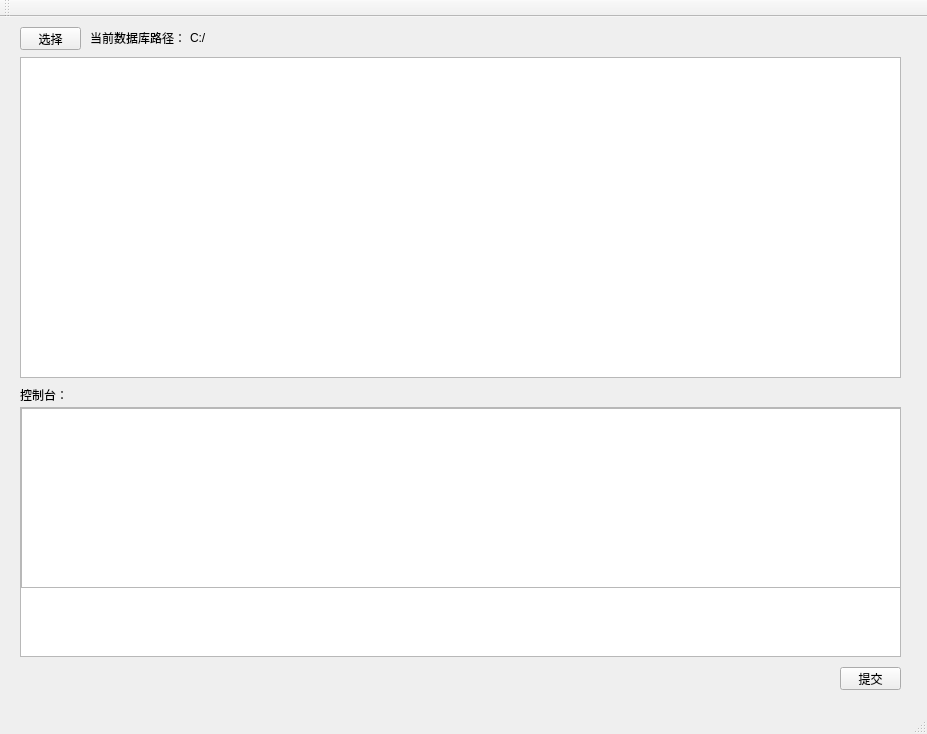
Before: the Qt Designer form MYDBSM.ui in ErFensizec/MYDBSM, drawn with Qt 5.
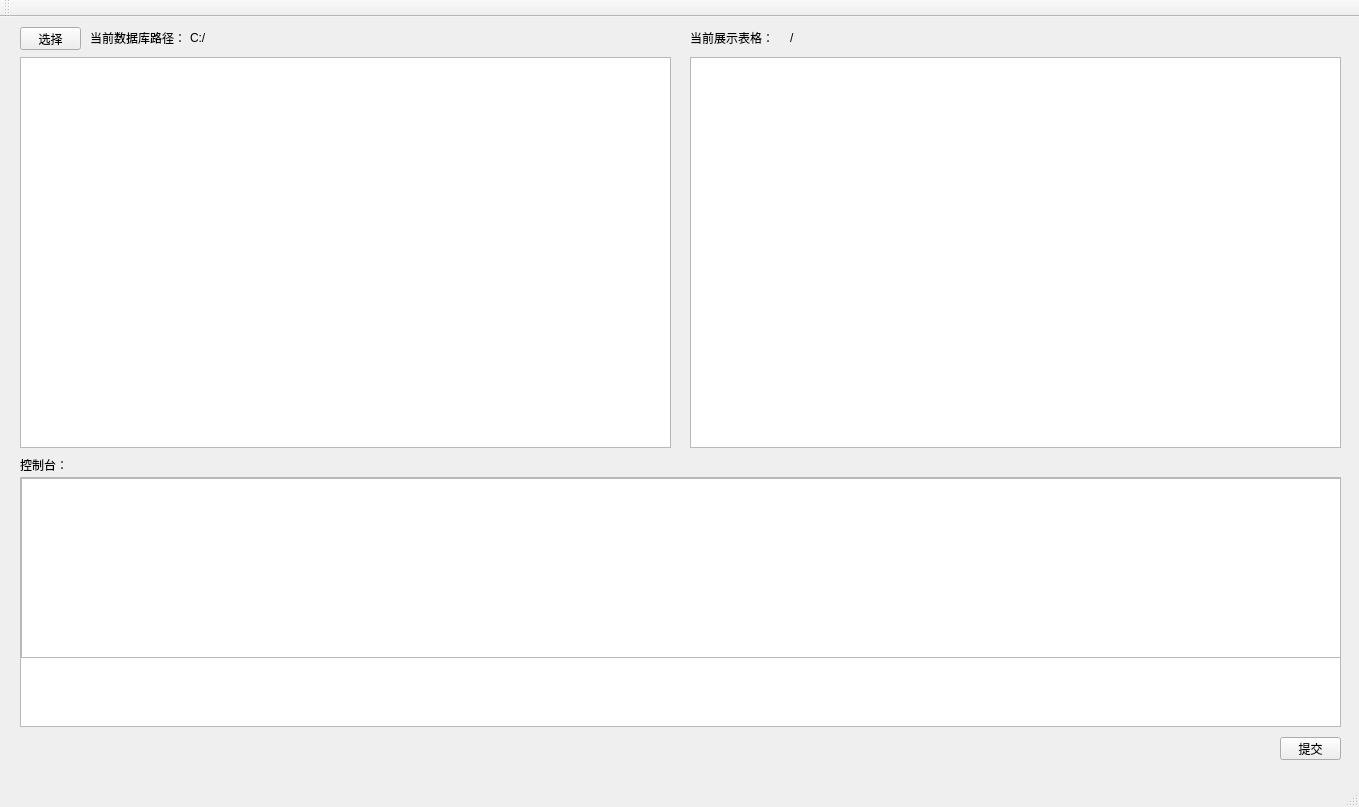
After: the same form once the commit is applied.

```diff
--- a/MYDBSM.ui
+++ b/MYDBSM.ui
@@ -6,10 +6,15 @@
    <rect>
     <x>0</x>
     <y>0</y>
-    <width>927</width>
-    <height>734</height>
+    <width>1359</width>
+    <height>807</height>
    </rect>
   </property>
+  <property name="font">
+   <font>
+    <pointsize>9</pointsize>
+   </font>
+  </property>
   <property name="windowTitle">
    <string>MYDBSM</string>
   </property>
@@ -45,7 +50,7 @@
      <rect>
       <x>190</x>
       <y>10</y>
-      <width>561</width>
+      <width>481</width>
       <height>21</height>
      </rect>
     </property>
@@ -58,10 +63,15 @@
      <rect>
       <x>20</x>
       <y>40</y>
-      <width>881</width>
-      <height>321</height>
+      <width>651</width>
+      <height>391</height>
      </rect>
     </property>
+    <property name="font">
+     <font>
+      <pointsize>8</pointsize>
+     </font>
+    </property>
     <property name="columnCount">
      <number>6</number>
     </property>
@@ -88,7 +98,7 @@
     <property name="geometry">
      <rect>
       <x>20</x>
-      <y>370</y>
+      <y>440</y>
       <width>50</width>
       <height>15</height>
      </rect>
@@ -101,8 +111,8 @@
     <property name="geometry">
      <rect>
       <x>20</x>
-      <y>570</y>
-      <width>881</width>
+      <y>640</y>
+      <width>1321</width>
       <height>70</height>
      </rect>
     </property>
@@ -110,8 +120,8 @@
    <widget class="QPushButton" name="button_commit">
     <property name="geometry">
      <rect>
-      <x>840</x>
-      <y>650</y>
+      <x>1280</x>
+      <y>720</y>
       <width>61</width>
       <height>23</height>
      </rect>
@@ -124,8 +134,8 @@
     <property name="geometry">
      <rect>
       <x>20</x>
-      <y>390</y>
-      <width>881</width>
+      <y>460</y>
+      <width>1321</width>
       <height>181</height>
      </rect>
     </property>
@@ -137,7 +147,7 @@
       <rect>
        <x>0</x>
        <y>0</y>
-       <width>879</width>
+       <width>1319</width>
        <height>179</height>
       </rect>
      </property>
@@ -146,7 +156,7 @@
        <rect>
         <x>0</x>
         <y>0</y>
-        <width>881</width>
+        <width>1321</width>
         <height>181</height>
        </rect>
       </property>
@@ -168,6 +178,68 @@
      </widget>
     </widget>
    </widget>
+   <widget class="QTableWidget" name="table_result2">
+    <property name="geometry">
+     <rect>
+      <x>690</x>
+      <y>40</y>
+      <width>651</width>
+      <height>391</height>
+     </rect>
+    </property>
+    <property name="font">
+     <font>
+      <pointsize>8</pointsize>
+     </font>
+    </property>
+    <property name="columnCount">
+     <number>6</number>
+    </property>
+    <attribute name="horizontalHeaderVisible">
+     <bool>false</bool>
+    </attribute>
+    <attribute name="horizontalHeaderCascadingSectionResizes">
+     <bool>true</bool>
+    </attribute>
+    <attribute name="horizontalHeaderStretchLastSection">
+     <bool>true</bool>
+    </attribute>
+    <attribute name="verticalHeaderCascadingSectionResizes">
+     <bool>false</bool>
+    </attribute>
+    <column/>
+    <column/>
+    <column/>
+    <column/>
+    <column/>
+    <column/>
+   </widget>
+   <widget class="QLabel" name="label_4">
+    <property name="geometry">
+     <rect>
+      <x>690</x>
+      <y>10</y>
+      <width>121</width>
+      <height>21</height>
+     </rect>
+    </property>
+    <property name="text">
+     <string>当前展示表格：</string>
+    </property>
+   </widget>
+   <widget class="QLabel" name="label_current_table">
+    <property name="geometry">
+     <rect>
+      <x>790</x>
+      <y>10</y>
+      <width>481</width>
+      <height>21</height>
+     </rect>
+    </property>
+    <property name="text">
+     <string>/</string>
+    </property>
+   </widget>
   </widget>
   <widget class="QMenuBar" name="menuBar">
    <property name="geometry">
```
Left out of the diff: 2 changed lines with no effect on the pictures.
